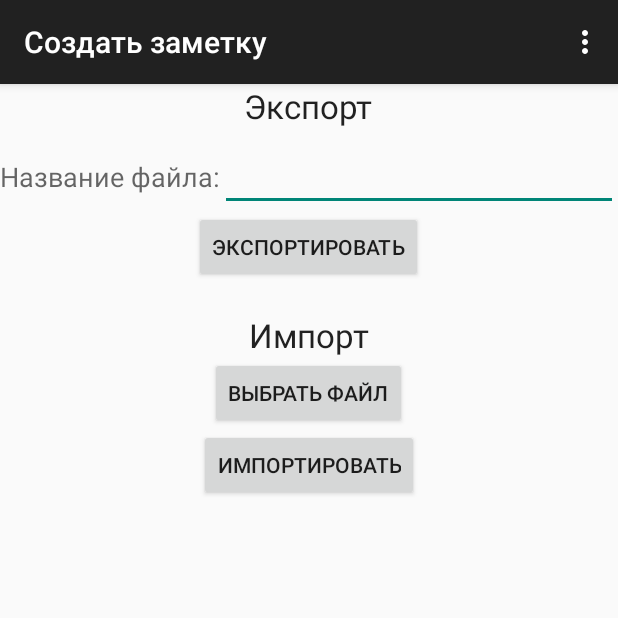
After one commit to dartl/AndroidVoiceMemo, an Android app: the ImportExportActivity screen opened directly, with no data from a screen before it, on a phone screen of 412 x 824 dp, the top half of it. The commit adds this screen. Run offline under Robolectric (Android 15) with nearby library versions, the phone set to English and light mode, and no system bars.

Commit message:
Добавлена возможность экспортировать/импортировать заметки

```diff
--- a/app/src/main/AndroidManifest.xml
+++ b/app/src/main/AndroidManifest.xml
@@ -47,6 +47,12 @@
 
         </activity>
 
+        <activity android:name=".ImportExportActivity"
+            android:label="@string/app_name_addNote"
+            android:launchMode="singleTop"
+            android:configChanges="keyboardHidden|orientation|screenSize">
+        </activity>
+
         <receiver android:name=".adapters.TimeNotification" />
     </application>
 </manifest>
--- a/app/src/main/java/com/androidvoicememo/AddNoteActivity.java
+++ b/app/src/main/java/com/androidvoicememo/AddNoteActivity.java
@@ -113,11 +113,6 @@ public class AddNoteActivity extends MainActivity implements
         recognizeText = (TextView) findViewById(R.id.recognizeText);
         btn_addNote_save.setOnClickListener(this);
         btn_addNote_cancel.setOnClickListener(this);
-    }
-
-    @Override
-    protected void onDestroy() {
-        super.onDestroy();
     }
 
     @Override
--- /dev/null
+++ b/app/src/main/java/com/androidvoicememo/ImportExportActivity.java
@@ -0,0 +1,102 @@
+package com.androidvoicememo;
+
+import android.content.Intent;
+import android.database.sqlite.SQLiteException;
+import android.os.Bundle;
+import android.os.Environment;
+import android.view.View;
+import android.widget.Button;
+import android.widget.EditText;
+import android.widget.Toast;
+
+import com.androidvoicememo.adapters.OpenFileDialog;
+import com.androidvoicememo.db.SQLiteDBHelper;
+
+import java.io.File;
+import java.io.IOException;
+
+/**
+ * Created by Dartl on 24.03.2016.
+ */
+public class ImportExportActivity extends MainActivity {
+    private Button btn_Export;
+    private Button btn_SelectFile;
+    private Button btn_Import;
+    private String fileExportName;
+    private EditText editText_SelectFile;
+    private SQLiteDBHelper dbHelper;
+
+    private OpenFileDialog fileDialog;
+    private String importFileName;
+    private Boolean isImport = false;
+
+    @Override
+    protected void onCreate(Bundle savedInstanceState) {
+        super.onCreate(savedInstanceState);
+        setContentView(R.layout.import_export_activity);
+
+        /* Тестовое подключение к БД */
+        dbHelper = new SQLiteDBHelper(this);
+
+        try {
+            db = dbHelper.getWritableDatabase();
+        }
+        catch (SQLiteException ex){
+            db = dbHelper.getReadableDatabase();
+        }
+
+        editText_SelectFile = (EditText) findViewById(R.id.editText_SelectFile);
+
+        btn_Export = (Button) findViewById(R.id.btn_Export);
+        btn_SelectFile = (Button) findViewById(R.id.btn_SelectFile);
+        btn_Import = (Button) findViewById(R.id.btn_Import);
+        btn_Import.setOnClickListener(this);
+        btn_SelectFile.setOnClickListener(this);
+        btn_Export.setOnClickListener(this);
+    }
+
+    @Override
+    public void onClick(View v) {
+        switch (v.getId()) {
+            /* Клик по кнопке "Экспортировать" */
+            case R.id.btn_Export:
+                fileExportName = editText_SelectFile.getText().toString();
+                File file = new File(Environment.getExternalStorageDirectory()+"/",fileExportName+".json");
+                try {
+                    if (file.createNewFile()) {
+                        if (dbHelper.exportDB(file,db)) {
+                            Toast toast = Toast.makeText(getApplicationContext(),
+                                    "Экспорт успешен. Файл находится вот тут: " + file.getAbsolutePath(), Toast.LENGTH_LONG);
+                            toast.show();
+                        }
+                    }
+                } catch (IOException e) {
+                    e.printStackTrace();
+                }
+                break;
+            case R.id.btn_SelectFile:
+                fileDialog = new OpenFileDialog(this)
+                        .setFilter(".*\\.json")
+                        .setOpenDialogListener(new OpenFileDialog.OpenDialogListener() {
+                            @Override
+                            public void OnSelectedFile(String fileName) {
+                                importFileName = fileName;
+                                //Toast.makeText(getApplicationContext(), fileName, Toast.LENGTH_LONG).show();
+                            }
+                        });
+                fileDialog.show();
+                break;
+            case R.id.btn_Import:
+                if (dbHelper.importDB(new File(importFileName),db)) {
+                    Toast toast = Toast.makeText(getApplicationContext(),
+                            "Импорт произошел успешно", Toast.LENGTH_SHORT);
+                    toast.show();
+                    isImport = true;
+                }
+                break;
+            default:
+                break;
+        }
+    }
+
+}
--- /dev/null
+++ b/app/src/main/res/layout/import_export_activity.xml
@@ -0,0 +1,97 @@
+<?xml version="1.0" encoding="utf-8"?>
+<ScrollView xmlns:android="http://schemas.android.com/apk/res/android"
+    android:layout_width="match_parent"
+    android:layout_height="match_parent">
+
+    <LinearLayout
+        android:orientation="vertical"
+        android:layout_width="match_parent"
+        android:layout_height="match_parent">
+
+
+
+        <RelativeLayout
+        android:layout_width="match_parent"
+        android:layout_height="match_parent">
+
+
+            <TextView
+                android:layout_width="wrap_content"
+                android:layout_height="wrap_content"
+                android:textAppearance="?android:attr/textAppearanceLarge"
+                android:text="@string/export_import_Export"
+                android:id="@+id/textView13"
+                android:layout_alignParentTop="true"
+                android:layout_centerHorizontal="true" />
+
+            <TextView
+                android:layout_width="wrap_content"
+                android:layout_height="wrap_content"
+                android:textAppearance="?android:attr/textAppearanceMedium"
+                android:text="@string/export_import_NamingFile"
+                android:id="@+id/textView14"
+                android:layout_below="@+id/textView13"
+                android:layout_alignParentLeft="true"
+                android:layout_alignParentStart="true"
+                android:layout_marginTop="10dp"
+                android:paddingTop="10dp" />
+
+            <EditText
+                android:layout_width="fill_parent"
+                android:layout_height="wrap_content"
+                android:id="@+id/editText_SelectFile"
+                android:layout_alignTop="@+id/textView14"
+                android:layout_toRightOf="@+id/textView14"
+                android:layout_toEndOf="@+id/textView14" />
+
+            <Button
+                android:layout_width="wrap_content"
+                android:layout_height="wrap_content"
+                android:text="@string/export_import_ExportAction"
+                android:id="@+id/btn_Export"
+                android:layout_below="@+id/editText_SelectFile"
+                android:layout_centerHorizontal="true" />
+
+        </RelativeLayout>
+
+        <RelativeLayout
+            android:layout_width="match_parent"
+            android:layout_height="match_parent"
+            android:layout_alignParentBottom="true"
+            android:layout_alignRight="@+id/textView13"
+            android:layout_alignEnd="@+id/textView13"
+            android:layout_marginTop="20dp">
+
+            <RelativeLayout
+                android:layout_width="match_parent"
+                android:layout_height="match_parent">
+
+                <TextView
+                    android:layout_width="wrap_content"
+                    android:layout_height="wrap_content"
+                    android:textAppearance="?android:attr/textAppearanceLarge"
+                    android:text="@string/export_import_Import"
+                    android:id="@+id/textView15"
+                    android:layout_alignParentTop="true"
+                    android:layout_centerHorizontal="true" />
+
+                <Button
+                    android:layout_width="wrap_content"
+                    android:layout_height="wrap_content"
+                    android:text="@string/export_import_SelectFile"
+                    android:id="@+id/btn_SelectFile"
+                    android:layout_below="@+id/textView15"
+                    android:layout_centerHorizontal="true" />
+
+                <Button
+                    android:layout_width="wrap_content"
+                    android:layout_height="wrap_content"
+                    android:text="@string/export_import_ImportAction"
+                    android:id="@+id/btn_Import"
+                    android:layout_below="@+id/btn_SelectFile"
+                    android:layout_centerHorizontal="true" />
+            </RelativeLayout>
+        </RelativeLayout>
+
+    </LinearLayout>
+</ScrollView>
--- a/app/src/main/res/menu/menu_main.xml
+++ b/app/src/main/res/menu/menu_main.xml
@@ -8,9 +8,9 @@
     <!--<item android:id="@+id/app_name_searchNote" android:title="@string/app_name_searchNote"
         android:orderInCategory="2" app:showAsAction="never" />-->
     <!--<item android:id="@+id/app_name_settings" android:title="@string/app_name_settings"
-        android:orderInCategory="3" app:showAsAction="never" />
+        android:orderInCategory="3" app:showAsAction="never" />-->
     <item android:id="@+id/app_name_export_import" android:title="@string/app_name_export_import"
-        android:orderInCategory="4" app:showAsAction="never" />-->
+        android:orderInCategory="4" app:showAsAction="never" />
     <!-- <item android:id="@+id/app_exit" android:title="@string/app_exit"
         android:orderInCategory="5" app:showAsAction="never" /> -->
 </menu>
--- a/app/src/main/res/values/strings.xml
+++ b/app/src/main/res/values/strings.xml
@@ -63,4 +63,12 @@
         <string name="reference_CopyNote_header">Скоппировать текст заметки</string>
         <string name="reference_CopyNote_body">Для того, чтобы скоппировать полный текст заметки,
             зайдите в полное описание заметки и нажминте на кнопку "Коппировать текст заметки"</string>
+
+        <!-- Окно импорт/экспорт -->
+        <string name="export_import_Import">Импорт</string>
+        <string name="export_import_Export">Экспорт</string>
+        <string name="export_import_ExportAction">Экспортировать</string>
+        <string name="export_import_ImportAction">Импортировать</string>
+        <string name="export_import_NamingFile">Название файла:</string>
+        <string name="export_import_SelectFile">Выбрать файл</string>
 </resources>
```
Also changed, not shown: app/src/main/java/com/androidvoicememo/MainActivity.java (+18 -2 lines), app/src/main/java/com/androidvoicememo/adapters/OpenFileDialog.java (added, +290 -0 lines), app/src/main/java/com/androidvoicememo/db/SQLiteDBHelper.java (+96 -1 lines).
